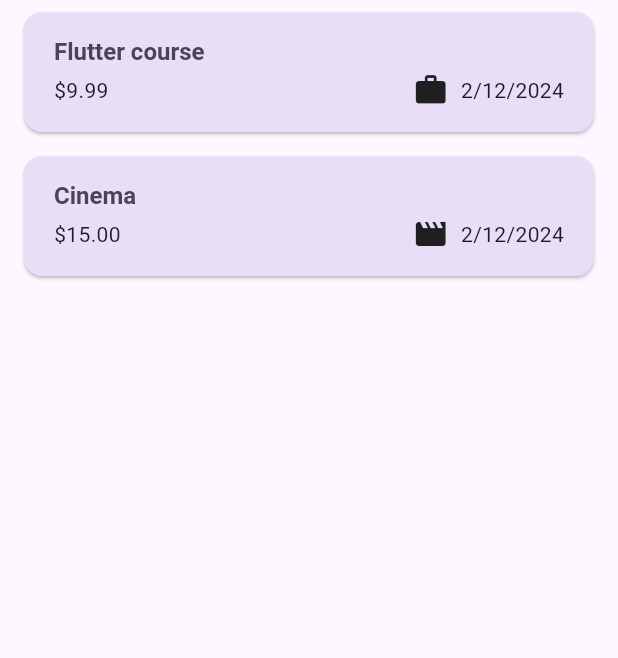
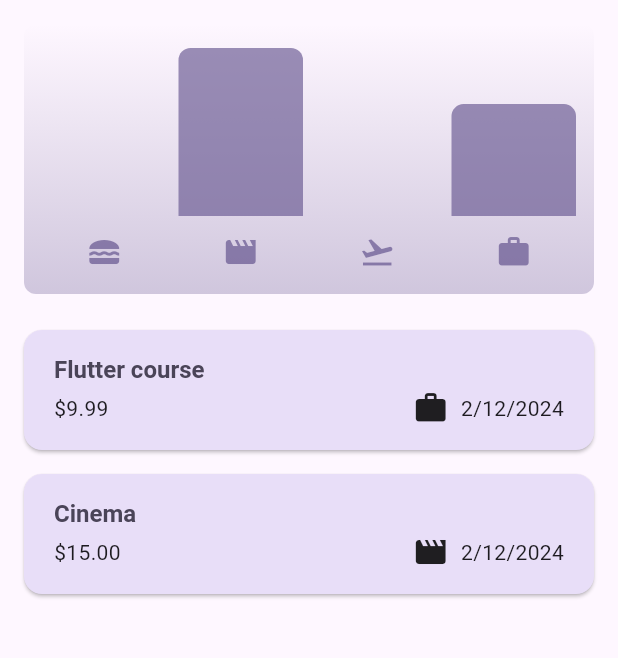
Before and after one commit to IsroilovA/ExpenseTracker, a Flutter app: the screen it shows after launch, on a phone screen of 412 x 824 dp, the part 84-742 px from its top. Run offline on Flutter 3.47's test engine with Material 3 defaults, Android fonts, the phone set to English and light mode, and no system bars.

Commit message:
chart added

```diff
--- a/lib/models/expense.dart
+++ b/lib/models/expense.dart
@@ -32,3 +32,23 @@ class Expense {
     return formatter.format(date);
   }
 }
+
+class ExpenseBucket {
+  const ExpenseBucket({required this.category, required this.expenses});
+
+  ExpenseBucket.forCategory(List<Expense> allExepenses, this.category)
+      : expenses = allExepenses
+            .where((expense) => expense.category == category)
+            .toList();
+
+  final Category category;
+  final List<Expense> expenses;
+
+  double get totalExpenses {
+    double sum = 0;
+    for (final expense in expenses) {
+      sum += expense.amount;
+    }
+    return sum;
+  }
+}
--- /dev/null
+++ b/lib/widgets/chart/chart.dart
@@ -0,0 +1,95 @@
+import 'package:flutter/material.dart';
+
+import 'package:expense_tracker/widgets/chart/chart_bar.dart';
+import 'package:expense_tracker/models/expense.dart';
+
+class Chart extends StatelessWidget {
+  const Chart({super.key, required this.expenses});
+
+  final List<Expense> expenses;
+
+  List<ExpenseBucket> get buckets {
+    return [
+      ExpenseBucket.forCategory(expenses, Category.food),
+      ExpenseBucket.forCategory(expenses, Category.leisure),
+      ExpenseBucket.forCategory(expenses, Category.travel),
+      ExpenseBucket.forCategory(expenses, Category.work),
+    ];
+  }
+
+  double get maxTotalExpense {
+    double maxTotalExpense = 0;
+
+    for (final bucket in buckets) {
+      if (bucket.totalExpenses > maxTotalExpense) {
+        maxTotalExpense = bucket.totalExpenses;
+      }
+    }
+
+    return maxTotalExpense;
+  }
+
+  @override
+  Widget build(BuildContext context) {
+    final isDarkMode =
+        MediaQuery.of(context).platformBrightness == Brightness.dark;
+    return Container(
+      margin: const EdgeInsets.all(16),
+      padding: const EdgeInsets.symmetric(
+        vertical: 16,
+        horizontal: 8,
+      ),
+      width: double.infinity,
+      height: 180,
+      decoration: BoxDecoration(
+        borderRadius: BorderRadius.circular(8),
+        gradient: LinearGradient(
+          colors: [
+            Theme.of(context).colorScheme.primary.withOpacity(0.3),
+            Theme.of(context).colorScheme.primary.withOpacity(0.0)
+          ],
+          begin: Alignment.bottomCenter,
+          end: Alignment.topCenter,
+        ),
+      ),
+      child: Column(
+        children: [
+          Expanded(
+            child: Row(
+              crossAxisAlignment: CrossAxisAlignment.end,
+              children: [
+                for (final bucket in buckets) // alternative to map()
+                  ChartBar(
+                    fill: bucket.totalExpenses == 0
+                        ? 0
+                        : bucket.totalExpenses / maxTotalExpense,
+                  )
+              ],
+            ),
+          ),
+          const SizedBox(height: 12),
+          Row(
+            children: buckets
+                .map(
+                  (bucket) => Expanded(
+                    child: Padding(
+                      padding: const EdgeInsets.symmetric(horizontal: 4),
+                      child: Icon(
+                        categoryIcons[bucket.category],
+                        color: isDarkMode
+                            ? Theme.of(context).colorScheme.secondary
+                            : Theme.of(context)
+                                .colorScheme
+                                .primary
+                                .withOpacity(0.7),
+                      ),
+                    ),
+                  ),
+                )
+                .toList(),
+          )
+        ],
+      ),
+    );
+  }
+}
--- /dev/null
+++ b/lib/widgets/chart/chart_bar.dart
@@ -0,0 +1,34 @@
+import 'package:flutter/material.dart';
+
+class ChartBar extends StatelessWidget {
+  const ChartBar({
+    super.key,
+    required this.fill,
+  });
+
+  final double fill;
+
+  @override
+  Widget build(BuildContext context) {
+    final isDarkMode =
+        MediaQuery.of(context).platformBrightness == Brightness.dark;
+    return Expanded(
+      child: Padding(
+        padding: const EdgeInsets.symmetric(horizontal: 4),
+        child: FractionallySizedBox(
+          heightFactor: fill,
+          child: DecoratedBox(
+            decoration: BoxDecoration(
+              shape: BoxShape.rectangle,
+              borderRadius:
+                  const BorderRadius.vertical(top: Radius.circular(8)),
+              color: isDarkMode
+                  ? Theme.of(context).colorScheme.secondary
+                  : Theme.of(context).colorScheme.primary.withOpacity(0.65),
+            ),
+          ),
+        ),
+      ),
+    );
+  }
+}
--- a/lib/widgets/expenses.dart
+++ b/lib/widgets/expenses.dart
@@ -1,3 +1,4 @@
+import 'package:expense_tracker/widgets/chart/chart.dart';
 import 'package:expense_tracker/widgets/expenses_list/expenses_list.dart';
 import 'package:expense_tracker/models/expense.dart';
 import 'package:expense_tracker/widgets/new_expense.dart';
@@ -90,6 +91,7 @@ class _ExpensesState extends State<Expenses> {
       ),
       body: Column(
         children: [
+          Chart(expenses: _requiredExpenses),
           Expanded(child: mainContent),
         ],
       ),
```
